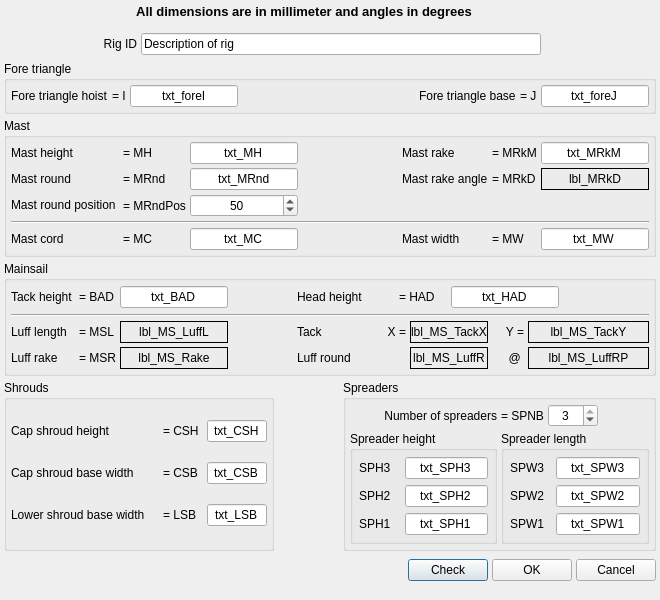
Before: the Qt Designer form src/formrigdefbase.ui in sailcut/sailcut, drawn with Qt 5.
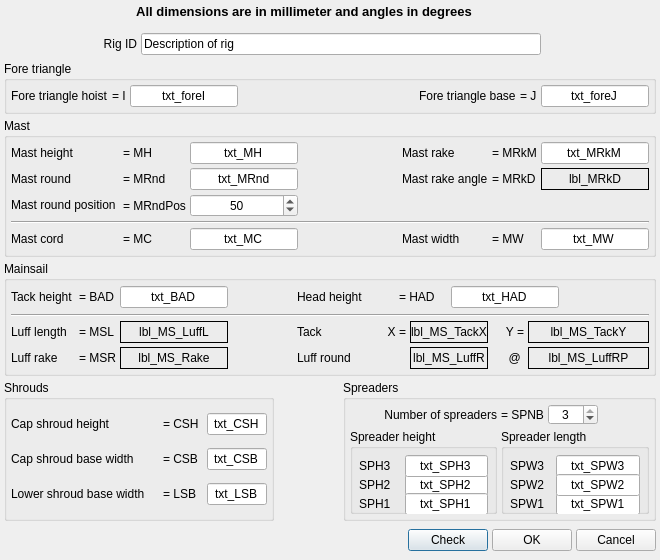
After: the same form once the commit is applied.

Commit message: squeezed rig form height

The edit to the form file:
```diff
--- a/src/formrigdefbase.ui
+++ b/src/formrigdefbase.ui
@@ -7,13 +7,11 @@
     <x>0</x>
     <y>0</y>
     <width>660</width>
-    <height>600</height>
+    <height>560</height>
    </rect>
   </property>
   <property name="sizePolicy" >
-   <sizepolicy>
-    <hsizetype>1</hsizetype>
-    <vsizetype>1</vsizetype>
+   <sizepolicy vsizetype="Minimum" hsizetype="Minimum" >
     <horstretch>0</horstretch>
     <verstretch>0</verstretch>
    </sizepolicy>
@@ -21,7 +19,7 @@
   <property name="minimumSize" >
    <size>
     <width>660</width>
-    <height>590</height>
+    <height>560</height>
    </size>
   </property>
   <property name="windowTitle" >
@@ -34,19 +32,6 @@
    <property name="spacing" >
     <number>4</number>
    </property>
-   <item row="7" column="4" >
-    <spacer>
-     <property name="orientation" >
-      <enum>Qt::Vertical</enum>
-     </property>
-     <property name="sizeHint" >
-      <size>
-       <width>20</width>
-       <height>5</height>
-      </size>
-     </property>
-    </spacer>
-   </item>
    <item row="6" column="4" >
     <widget class="QPushButton" name="btnCheck" >
      <property name="text" >
@@ -57,9 +42,7 @@
    <item row="6" column="5" colspan="2" >
     <widget class="QPushButton" name="btnOK" >
      <property name="sizePolicy" >
-      <sizepolicy>
-       <hsizetype>1</hsizetype>
-       <vsizetype>0</vsizetype>
+      <sizepolicy vsizetype="Fixed" hsizetype="Minimum" >
        <horstretch>0</horstretch>
        <verstretch>0</verstretch>
       </sizepolicy>
@@ -72,9 +55,7 @@
    <item row="6" column="7" >
     <widget class="QPushButton" name="btnCancel" >
      <property name="sizePolicy" >
-      <sizepolicy>
-       <hsizetype>1</hsizetype>
-       <vsizetype>0</vsizetype>
+      <sizepolicy vsizetype="Fixed" hsizetype="Minimum" >
        <horstretch>0</horstretch>
        <verstretch>0</verstretch>
       </sizepolicy>
@@ -89,7 +70,7 @@
      <property name="orientation" >
       <enum>Qt::Horizontal</enum>
      </property>
-     <property name="sizeHint" >
+     <property name="sizeHint" stdset="0" >
       <size>
        <width>321</width>
        <height>31</height>
@@ -100,9 +81,7 @@
    <item row="5" column="0" colspan="2" >
     <widget class="QGroupBox" name="groupBox_3" >
      <property name="sizePolicy" >
-      <sizepolicy>
-       <hsizetype>5</hsizetype>
-       <vsizetype>1</vsizetype>
+      <sizepolicy vsizetype="Minimum" hsizetype="Preferred" >
        <horstretch>0</horstretch>
        <verstretch>0</verstretch>
       </sizepolicy>
@@ -120,9 +99,7 @@
       <item row="1" column="0" >
        <widget class="QLabel" name="lbl_CapShroudBase" >
         <property name="sizePolicy" >
-         <sizepolicy>
-          <hsizetype>5</hsizetype>
-          <vsizetype>0</vsizetype>
+         <sizepolicy vsizetype="Fixed" hsizetype="Preferred" >
           <horstretch>0</horstretch>
           <verstretch>0</verstretch>
          </sizepolicy>
@@ -141,9 +118,7 @@
       <item row="0" column="1" >
        <widget class="QLabel" name="lbl_CSH" >
         <property name="sizePolicy" >
-         <sizepolicy>
-          <hsizetype>1</hsizetype>
-          <vsizetype>0</vsizetype>
+         <sizepolicy vsizetype="Fixed" hsizetype="Minimum" >
           <horstretch>0</horstretch>
           <verstretch>0</verstretch>
          </sizepolicy>
@@ -162,9 +137,7 @@
       <item row="2" column="0" >
        <widget class="QLabel" name="lbl_LowerShroudBase" >
         <property name="sizePolicy" >
-         <sizepolicy>
-          <hsizetype>5</hsizetype>
-          <vsizetype>0</vsizetype>
+         <sizepolicy vsizetype="Fixed" hsizetype="Preferred" >
           <horstretch>0</horstretch>
           <verstretch>0</verstretch>
          </sizepolicy>
@@ -183,9 +156,7 @@
       <item row="2" column="2" >
        <widget class="QLineEdit" name="txt_LSB" >
         <property name="sizePolicy" >
-         <sizepolicy>
-          <hsizetype>5</hsizetype>
-          <vsizetype>0</vsizetype>
+         <sizepolicy vsizetype="Fixed" hsizetype="Preferred" >
           <horstretch>0</horstretch>
           <verstretch>0</verstretch>
          </sizepolicy>
@@ -207,9 +178,7 @@
       <item row="0" column="2" >
        <widget class="QLineEdit" name="txt_CSH" >
         <property name="sizePolicy" >
-         <sizepolicy>
-          <hsizetype>5</hsizetype>
-          <vsizetype>0</vsizetype>
+         <sizepolicy vsizetype="Fixed" hsizetype="Preferred" >
           <horstretch>0</horstretch>
           <verstretch>0</verstretch>
          </sizepolicy>
@@ -231,9 +200,7 @@
       <item row="1" column="1" >
        <widget class="QLabel" name="lbl_CSB" >
         <property name="sizePolicy" >
-         <sizepolicy>
-          <hsizetype>1</hsizetype>
-          <vsizetype>0</vsizetype>
+         <sizepolicy vsizetype="Fixed" hsizetype="Minimum" >
           <horstretch>0</horstretch>
           <verstretch>0</verstretch>
          </sizepolicy>
@@ -252,9 +219,7 @@
       <item row="0" column="0" >
        <widget class="QLabel" name="lbl_CapShroudHeight" >
         <property name="sizePolicy" >
-         <sizepolicy>
-          <hsizetype>5</hsizetype>
-          <vsizetype>0</vsizetype>
+         <sizepolicy vsizetype="Fixed" hsizetype="Preferred" >
           <horstretch>0</horstretch>
           <verstretch>0</verstretch>
          </sizepolicy>
@@ -273,9 +238,7 @@
       <item row="1" column="2" >
        <widget class="QLineEdit" name="txt_CSB" >
         <property name="sizePolicy" >
-         <sizepolicy>
-          <hsizetype>5</hsizetype>
-          <vsizetype>0</vsizetype>
+         <sizepolicy vsizetype="Fixed" hsizetype="Preferred" >
           <horstretch>0</horstretch>
           <verstretch>0</verstretch>
          </sizepolicy>
@@ -297,9 +260,7 @@
       <item row="2" column="1" >
        <widget class="QLabel" name="lbl_LSB" >
         <property name="sizePolicy" >
-         <sizepolicy>
-          <hsizetype>1</hsizetype>
-          <vsizetype>0</vsizetype>
+         <sizepolicy vsizetype="Fixed" hsizetype="Minimum" >
           <horstretch>0</horstretch>
           <verstretch>0</verstretch>
          </sizepolicy>
@@ -326,7 +287,7 @@
      <property name="sizeType" >
       <enum>QSizePolicy::Minimum</enum>
      </property>
-     <property name="sizeHint" >
+     <property name="sizeHint" stdset="0" >
       <size>
        <width>31</width>
        <height>20</height>
@@ -337,9 +298,7 @@
    <item row="5" column="3" colspan="5" >
     <widget class="QGroupBox" name="groupBox_4" >
      <property name="sizePolicy" >
-      <sizepolicy>
-       <hsizetype>5</hsizetype>
-       <vsizetype>1</vsizetype>
+      <sizepolicy vsizetype="Minimum" hsizetype="Preferred" >
        <horstretch>0</horstretch>
        <verstretch>0</verstretch>
       </sizepolicy>
@@ -359,7 +318,7 @@
         <property name="orientation" >
          <enum>Qt::Horizontal</enum>
         </property>
-        <property name="sizeHint" >
+        <property name="sizeHint" stdset="0" >
          <size>
           <width>21</width>
           <height>20</height>
@@ -409,9 +368,7 @@
       <item row="1" column="0" >
        <widget class="QGroupBox" name="groupBox_7" >
         <property name="sizePolicy" >
-         <sizepolicy>
-          <hsizetype>5</hsizetype>
-          <vsizetype>1</vsizetype>
+         <sizepolicy vsizetype="Minimum" hsizetype="Preferred" >
           <horstretch>0</horstretch>
           <verstretch>0</verstretch>
          </sizepolicy>
@@ -429,9 +386,7 @@
          <item row="1" column="1" >
           <widget class="QLineEdit" name="txt_SPH2" >
            <property name="sizePolicy" >
-            <sizepolicy>
-             <hsizetype>5</hsizetype>
-             <vsizetype>0</vsizetype>
+            <sizepolicy vsizetype="Fixed" hsizetype="Preferred" >
              <horstretch>0</horstretch>
              <verstretch>0</verstretch>
             </sizepolicy>
@@ -453,9 +408,7 @@
          <item row="2" column="1" >
           <widget class="QLineEdit" name="txt_SPH1" >
            <property name="sizePolicy" >
-            <sizepolicy>
-             <hsizetype>5</hsizetype>
-             <vsizetype>0</vsizetype>
+            <sizepolicy vsizetype="Fixed" hsizetype="Preferred" >
              <horstretch>0</horstretch>
              <verstretch>0</verstretch>
             </sizepolicy>
@@ -477,9 +430,7 @@
          <item row="0" column="1" >
           <widget class="QLineEdit" name="txt_SPH3" >
            <property name="sizePolicy" >
-            <sizepolicy>
-             <hsizetype>5</hsizetype>
-             <vsizetype>0</vsizetype>
+            <sizepolicy vsizetype="Fixed" hsizetype="Preferred" >
              <horstretch>0</horstretch>
              <verstretch>0</verstretch>
             </sizepolicy>
@@ -543,9 +494,7 @@
       <item row="1" column="1" colspan="3" >
        <widget class="QGroupBox" name="groupBox_6" >
         <property name="sizePolicy" >
-         <sizepolicy>
-          <hsizetype>5</hsizetype>
-          <vsizetype>1</vsizetype>
+         <sizepolicy vsizetype="Minimum" hsizetype="Preferred" >
           <horstretch>0</horstretch>
           <verstretch>0</verstretch>
          </sizepolicy>
@@ -1692,7 +1641,7 @@
      <property name="orientation" >
       <enum>Qt::Horizontal</enum>
      </property>
-     <property name="sizeHint" >
+     <property name="sizeHint" stdset="0" >
       <size>
        <width>60</width>
        <height>25</height>
```
Left out of the diff: 148 changed lines with no effect on the pictures. The commit also changes 1 other file.
